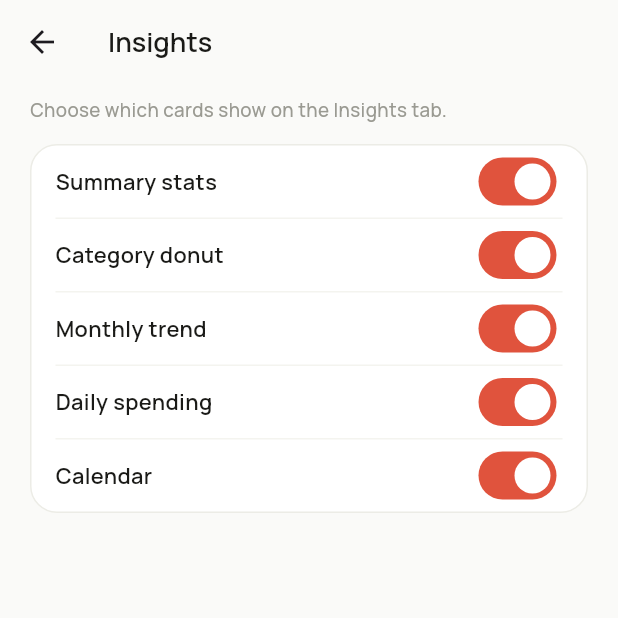
After one commit to thomasmartinoa/SpendWise, a Flutter app: the InsightsSettingsScreen screen opened directly, on a phone screen of 412 x 824 dp, the top half of it. The commit adds this screen. Run offline on Flutter 3.47's test engine with Material 3 defaults, Android fonts, the phone set to English and light mode, and no system bars; our stand-ins replace drift, drift_flutter, file_picker, fl_chart, google_fonts, share_plus and 1 more; accounts and stored records are empty; generated files the repository leaves out were written again.

Commit message:
feat: add Insights settings screen with card visibility toggles

```diff
--- /dev/null
+++ b/lib/screens/settings/insights_screen.dart
@@ -0,0 +1,83 @@
+import 'package:flutter/material.dart';
+import 'package:provider/provider.dart';
+
+import '../../app_state.dart';
+import '../../theme.dart';
+
+/// Per-card visibility toggles for the Insights tab.
+class InsightsSettingsScreen extends StatelessWidget {
+  const InsightsSettingsScreen({super.key});
+
+  @override
+  Widget build(BuildContext context) {
+    final c = AppColors.of(context);
+
+    return Scaffold(
+      backgroundColor: c.bg,
+      appBar: AppBar(
+        backgroundColor: c.bg,
+        surfaceTintColor: Colors.transparent,
+        title: Text('Insights',
+            style: manrope(size: 18, weight: FontWeight.w700, color: c.ink)),
+      ),
+      body: ListView(
+        padding: const EdgeInsets.fromLTRB(20, 8, 20, 40),
+        children: [
+          Text('Choose which cards show on the Insights tab.',
+              style: manrope(size: 12.5, weight: FontWeight.w600, color: c.ink2)),
+          const SizedBox(height: 14),
+          Container(
+            padding: const EdgeInsets.symmetric(horizontal: 16),
+            decoration: BoxDecoration(
+              color: c.card,
+              borderRadius: BorderRadius.circular(18),
+              border: Border.all(color: c.line),
+            ),
+            child: const Column(
+              children: [
+                _InsightToggle(label: 'Summary stats', k: 'summary'),
+                _InsightToggle(label: 'Category donut', k: 'category'),
+                _InsightToggle(label: 'Monthly trend', k: 'trend'),
+                _InsightToggle(label: 'Daily spending', k: 'daily'),
+                _InsightToggle(label: 'Calendar', k: 'calendar', last: true),
+              ],
+            ),
+          ),
+        ],
+      ),
+    );
+  }
+}
+
+class _InsightToggle extends StatelessWidget {
+  final String label;
+  final String k;
+  final bool last;
+  const _InsightToggle(
+      {required this.label, required this.k, this.last = false});
+
+  @override
+  Widget build(BuildContext context) {
+    final app = context.watch<AppState>();
+    final c = AppColors.of(context);
+    return Container(
+      decoration: last
+          ? null
+          : BoxDecoration(border: Border(bottom: BorderSide(color: c.line2))),
+      child: Row(
+        children: [
+          Expanded(
+            child: Text(label,
+                style:
+                    manrope(size: 14.5, weight: FontWeight.w700, color: c.ink)),
+          ),
+          Switch(
+            value: app.insightOn(k),
+            onChanged: (_) => app.toggleInsight(k),
+            activeTrackColor: Brand.accent,
+          ),
+        ],
+      ),
+    );
+  }
+}
```
Also changed, not shown: lib/screens/insights_screen.dart (+20 -0 lines), lib/screens/settings_screen.dart (+8 -54 lines), lib/widgets/bottom_nav.dart (+24 -1 lines), lib/widgets/charts/category_donut_card.dart (+14 -5 lines).
